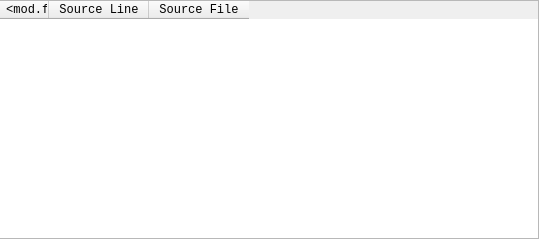
Old version of the form qtNanomite/qtDLGCallstack.ui in the repository zer0fl4g/Nanomite; both pictures show x 452 to 991 and y 0 to 239 of the 991 by 239 pixel window.
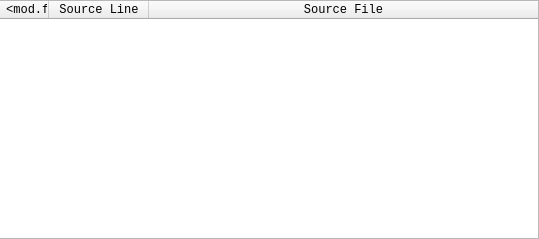
New version of the form.

Diff of the .ui file:
```diff
--- a/qtNanomite/qtDLGCallstack.ui
+++ b/qtNanomite/qtDLGCallstack.ui
@@ -68,7 +68,7 @@
        <bool>false</bool>
       </attribute>
       <attribute name="horizontalHeaderStretchLastSection">
-       <bool>false</bool>
+       <bool>true</bool>
       </attribute>
       <attribute name="verticalHeaderVisible">
        <bool>false</bool>
```
